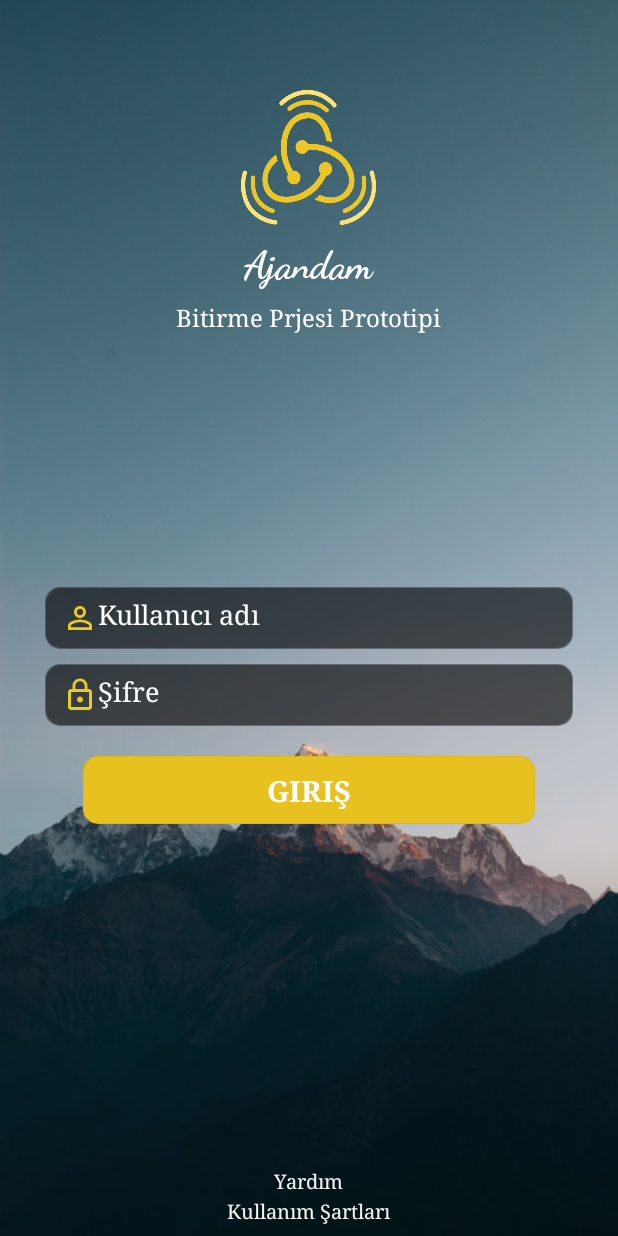
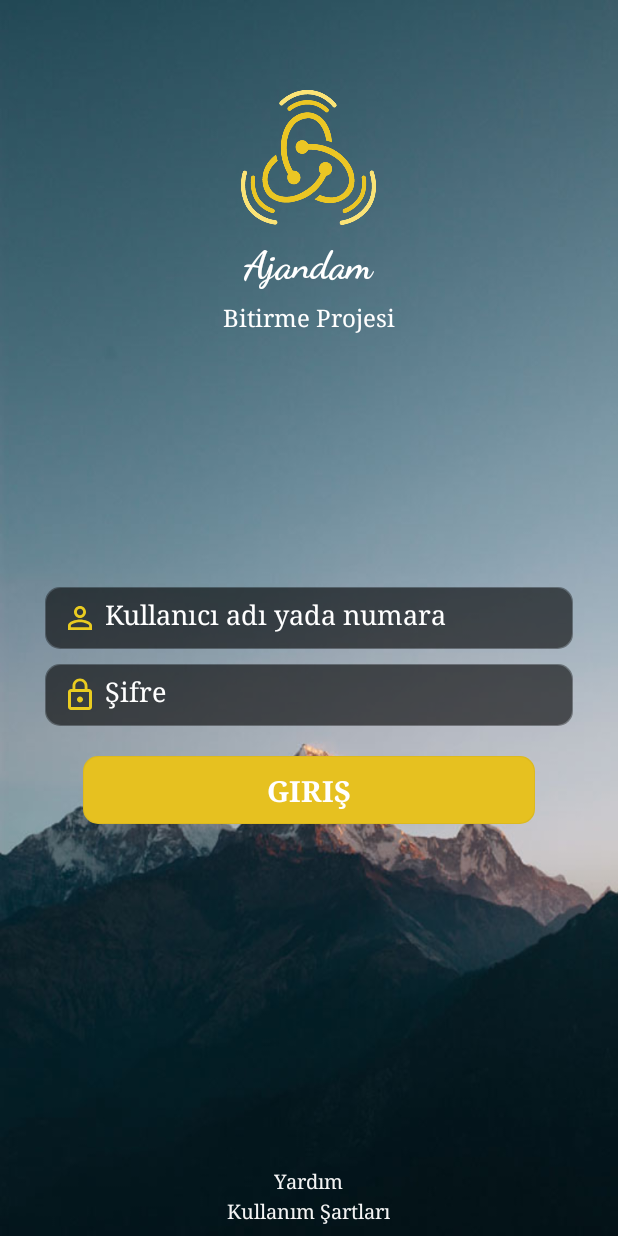
Before and after one commit to umutsoysl/Ajandam-Mobile, an Android app: the screen it shows after launch (LoginPage), on a phone screen of 412 x 824 dp. Run offline under Robolectric (Android 15) with nearby library versions, the phone set to English and light mode, and no system bars.

Commit message:
fix login page

```diff
--- a/app/src/main/res/layout/activity_login_page.xml
+++ b/app/src/main/res/layout/activity_login_page.xml
@@ -39,7 +39,7 @@
             android:layout_marginTop="8dp"
             android:fontFamily="serif"
             android:textColor="#ffffff"
-            android:text="Bitirme Prjesi Prototipi"/>
+            android:text="Bitirme Projesi"/>
 
         <EditText
             android:layout_width="fill_parent"
@@ -56,7 +56,7 @@
             android:backgroundTint="#60000000"
             android:textColorHint="#ffffff"
             android:background="@drawable/edittext_round"
-            android:hint="Kullanıcı adı" />
+            android:hint=" Kullanıcı adı yada numara" />
         <EditText
             android:layout_width="fill_parent"
             android:layout_height="41dp"
@@ -73,7 +73,7 @@
             android:layout_marginLeft="30dp"
             android:textColorHint="#ffffff"
             android:background="@drawable/edittext_round"
-            android:hint="Şifre" />
+            android:hint=" Şifre" />
 
         <Button
             android:layout_width="fill_parent"
```
